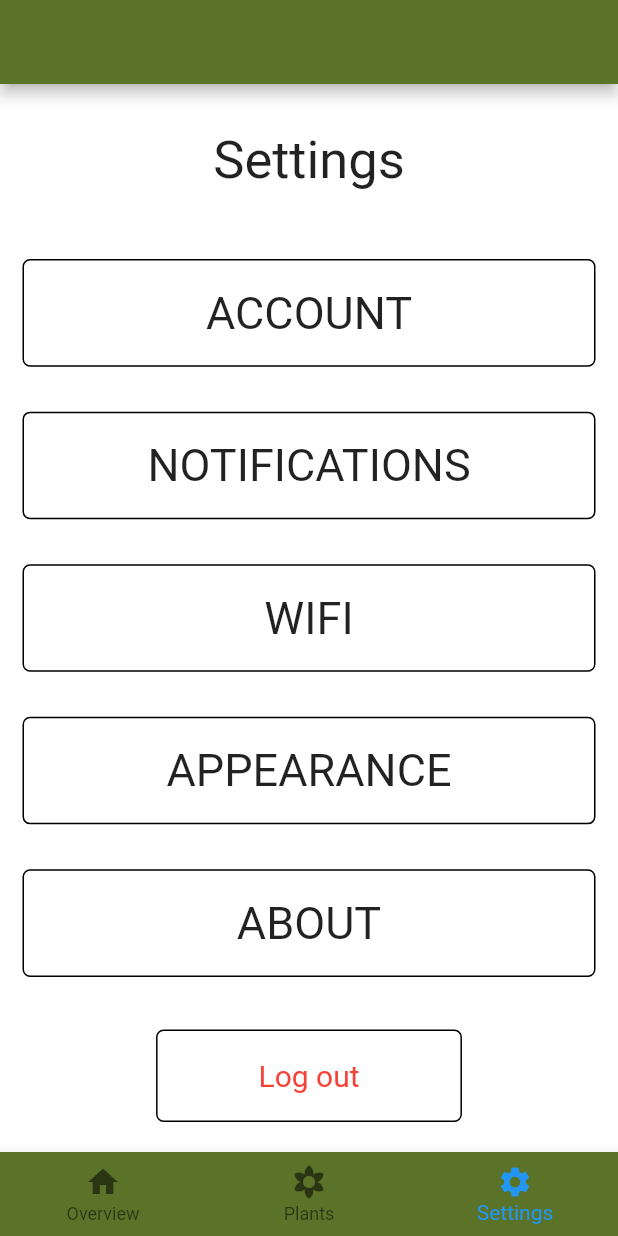
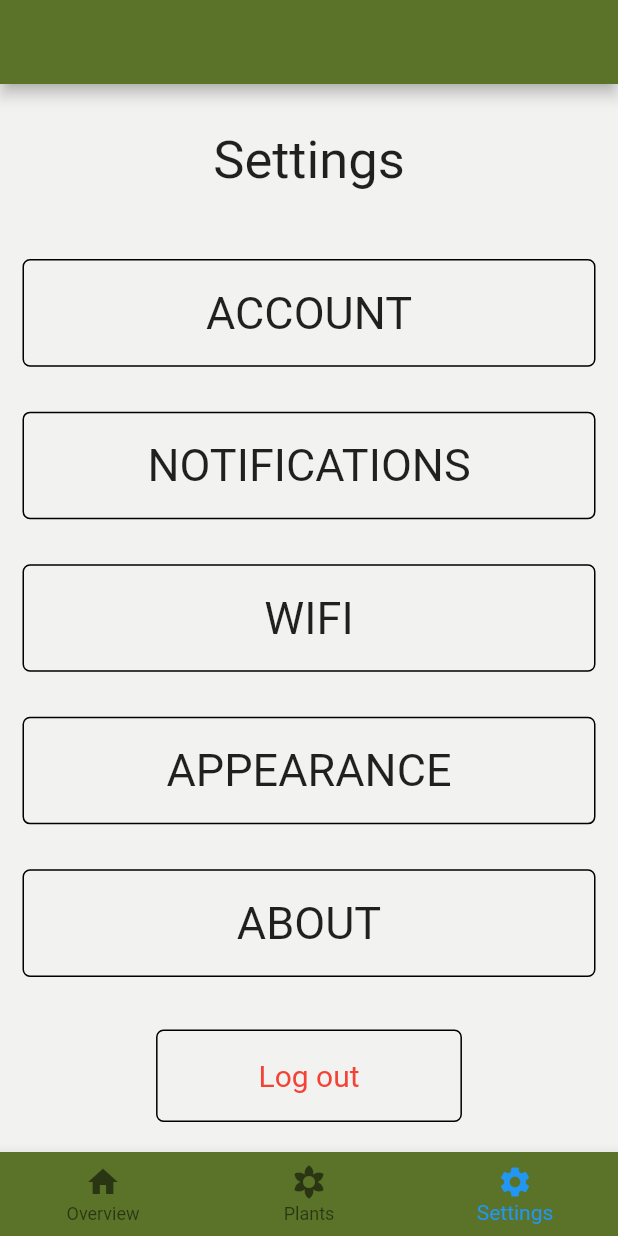
Before and after one commit to nip009/water_plant, a Flutter app: the screen it shows after launch, item 3 of the bottom bar chosen, on a phone screen of 412 x 824 dp. Run offline on Flutter 3.47's test engine with Material 2 defaults, Android fonts, the phone set to English and light mode, and no system bars; our stand-ins replace gradient_app_bar.

Commit message:
Change design of card in overview

```diff
--- a/lib/constants.dart
+++ b/lib/constants.dart
@@ -7,18 +7,16 @@ const Color BOTTOM_NAVIGATION_BAR_COLOR = const Color(0xff5b7329); // dark green
 //const Color BORDER_COLOR = Colors.white70;
 const Color BORDER_COLOR = const Color(0xFF424242); // grey[800]
 
-//const Color CARD_BACKGROUND_COLOR = const Color(0xFFBDBDBD); // grey[400]
+const Color SCAFFOLD_BACKGROUND_COLOR = const Color(0xFFF2F2F0); // greywhite
 
-const Color CARD_BACKGROUND_COLOR = Colors.white;
-
-const Color SCAFFOLD_BACKGROUND_COLOR = const Color(0xF2F2F0); // greywhite
+const Color CARD_BACKGROUND_COLOR = SCAFFOLD_BACKGROUND_COLOR;
 
 const Color WATER_LEVEL_FILL_DARK_THEME =
     const Color(0xFF1E88E5); // Colors.blue[600]
 
-const Color WATER_LEVEL_FILL_LIGHT_THEME = Colors.blue;
+const Color WATER_LEVEL_FILL_LIGHT_THEME = Color(0xFF4A678C); //dark blue
 
-const Color WATER_LEVEL_EMPTY_LIGHT_THEME = Colors.grey;
+const Color WATER_LEVEL_EMPTY_LIGHT_THEME = Colors.white;
 //Colors.white70;
 
 const Color WATER_LEVEL_EMPTY_DARK_THEME = Color(0xFF757575); // grey[600]
--- a/lib/main.dart
+++ b/lib/main.dart
@@ -9,7 +9,7 @@ void main() => runApp(PlantWateringApp());
 class PlantWateringApp extends StatelessWidget {
   static final List<Plant> plantsTank1 = [
     Plant(
-      70,
+      10,
       name: 'Chinese Evergreen',
       imageName: Constants.PLANT_NAME_1,
     ),
@@ -32,7 +32,30 @@ class PlantWateringApp extends StatelessWidget {
 
   static final List<Plant> plantsTank2 = [
     Plant(
-      70,
+      20,
+      name: 'Chinese Evergreen',
+      imageName: Constants.PLANT_NAME_1,
+    ),
+    Plant(
+      10,
+      name: 'Zamioculcas zamiifolia',
+      imageName: Constants.PLANT_NAME_2,
+    ),
+    Plant(
+      60,
+      name: 'Orchid',
+      imageName: Constants.PLANT_NAME_4,
+    ),
+    Plant(
+      100,
+      name: 'Plante',
+      imageName: Constants.PLANT_NAME_2,
+    ),
+  ];
+
+  static final List<Plant> plantsTank3 = [
+    Plant(
+      10,
       name: 'Chinese Evergreen',
       imageName: Constants.PLANT_NAME_1,
     ),
@@ -50,39 +73,6 @@ class PlantWateringApp extends StatelessWidget {
       100,
       name: 'Plante',
       imageName: Constants.PLANT_NAME_2,
-    ),
-    Plant(
-      70,
-      name: 'Chinese Evergreen',
-      imageName: Constants.PLANT_NAME_1,
-    ),
-  ];
-
-  static final List<Plant> plantsTank3 = [
-    Plant(
-      70,
-      name: 'Chinese Evergreen',
-      imageName: Constants.PLANT_NAME_1,
-    ),
-    Plant(
-      40,
-      name: 'Zamioculcas zamiifolia',
-      imageName: Constants.PLANT_NAME_2,
-    ),
-    Plant(
-      60,
-      name: 'Orchid',
-      imageName: Constants.PLANT_NAME_4,
-    ),
-    Plant(
-      100,
-      name: 'Plante',
-      imageName: Constants.PLANT_NAME_2,
-    ),
-    Plant(
-      70,
-      name: 'Chinese Evergreen',
-      imageName: Constants.PLANT_NAME_1,
     ),
   ];
 
@@ -107,11 +97,6 @@ class PlantWateringApp extends StatelessWidget {
       name: 'Plante',
       imageName: Constants.PLANT_NAME_2,
     ),
-    Plant(
-      70,
-      name: 'Chinese Evergreen',
-      imageName: Constants.PLANT_NAME_1,
-    ),
   ];
 
   final List<WaterTankDevice> waterTanks = [
@@ -130,7 +115,7 @@ class PlantWateringApp extends StatelessWidget {
         ),
         theme: ThemeData(
           cardColor: Constants.CARD_BACKGROUND_COLOR,
-          canvasColor: Colors.white70,
+          canvasColor: Constants.SCAFFOLD_BACKGROUND_COLOR,
           primaryColorDark: Colors.blue[800],
           appBarTheme: AppBarTheme(
             color: Constants.BOTTOM_NAVIGATION_BAR_COLOR,
--- a/lib/src/screens/homepage/homepage.dart
+++ b/lib/src/screens/homepage/homepage.dart
@@ -26,11 +26,12 @@ class HomePageScreen extends StatefulWidget {
 }
 
 class _HomePageScreenState extends State<HomePageScreen> {
-  int _currentIndex = 1;
+  int _currentIndex = 0;
 
   @override
   Widget build(BuildContext context) {
     return Scaffold(
+      appBar: AppBar(),
       /*appBar: GradientAppBar(
           backgroundColorStart: Colors.green[700],
           backgroundColorEnd: Colors.green[900],
--- a/lib/src/screens/settings/settings_screen.dart
+++ b/lib/src/screens/settings/settings_screen.dart
@@ -8,7 +8,6 @@ class SettingsScreen extends StatelessWidget {
     Color color =
         isDark ? Constants.BORDER_COLOR : Constants.CARD_BACKGROUND_COLOR;
     return Scaffold(
-      appBar: AppBar(),
       body: Container(
         width: double.infinity,
         child: Column(
```
Also changed, not shown: lib/src/components/water_status.dart (added, +65 -0 lines), lib/src/screens/homepage/components/homepage_body.dart (+31 -24 lines), lib/src/screens/plant_info/components/plant_info_body.dart (+2 -62 lines).
